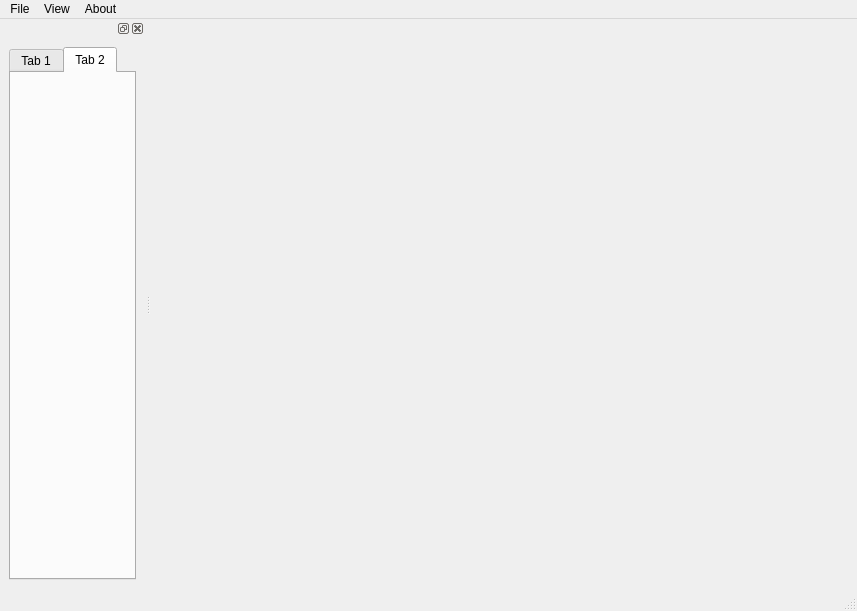
This is enmapbox/gui/enmapbox_gui.ui in jakimowb/enmapbox_testmigration2 as Qt 5 draws it before an edit. The edited form follows.
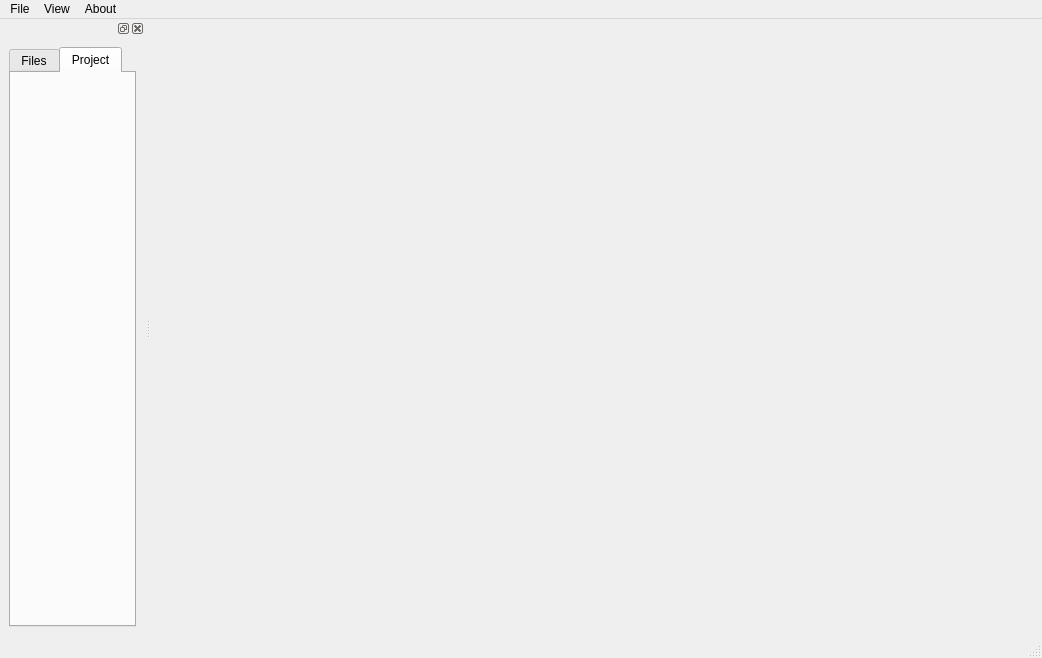
This is the edited form.

```diff
--- a/enmapbox/gui/enmapbox_gui.ui
+++ b/enmapbox/gui/enmapbox_gui.ui
@@ -6,8 +6,8 @@
    <rect>
     <x>0</x>
     <y>0</y>
-    <width>857</width>
-    <height>611</height>
+    <width>1042</width>
+    <height>658</height>
    </rect>
   </property>
   <property name="windowTitle">
@@ -19,7 +19,7 @@
     <rect>
      <x>0</x>
      <y>0</y>
-     <width>857</width>
+     <width>1042</width>
      <height>22</height>
     </rect>
    </property>
@@ -56,12 +56,12 @@
        </property>
        <widget class="QWidget" name="tab">
         <attribute name="title">
-         <string>Tab 1</string>
+         <string>Files</string>
         </attribute>
        </widget>
        <widget class="QWidget" name="tab_2">
         <attribute name="title">
-         <string>Tab 2</string>
+         <string>Project</string>
         </attribute>
        </widget>
       </widget>
```
